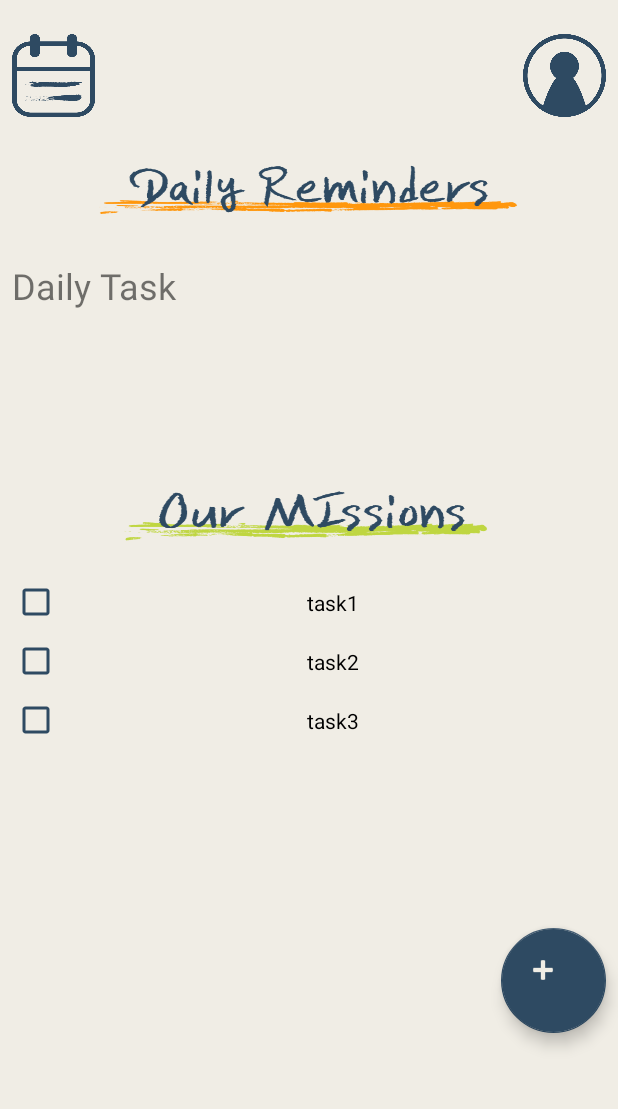
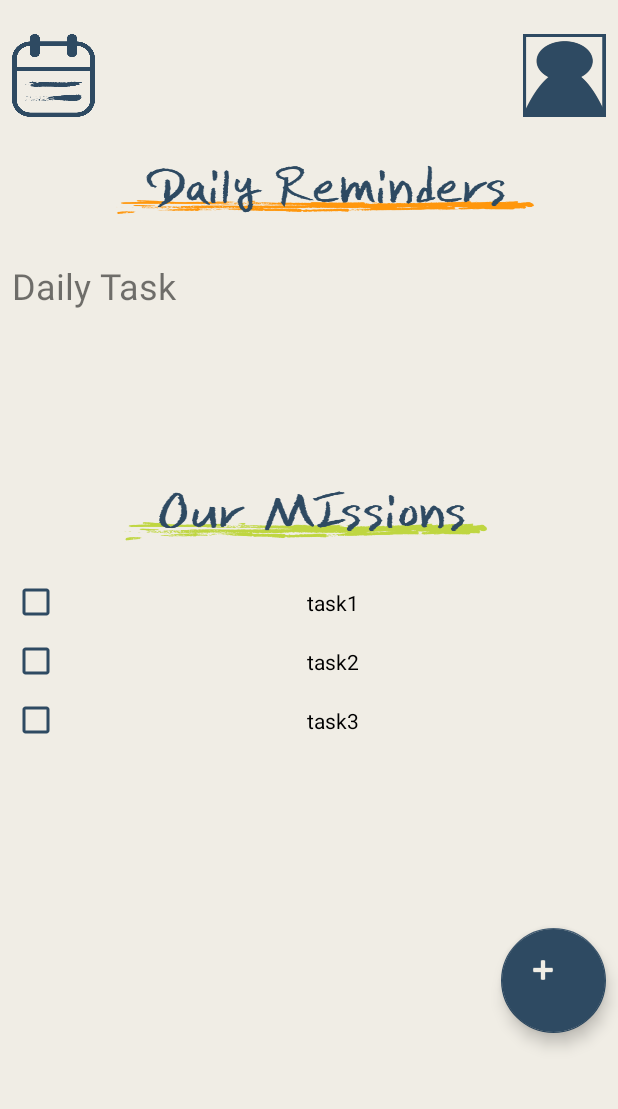
Before and after one commit to littlebreeze/Promise_Together, an Android app: the StartActivity screen opened directly, with no data from a screen before it, on a phone screen of 412 x 824 dp, the part 62-1171 px from its top. Run offline under Robolectric (Android 15) with nearby library versions, the phone set to English and light mode, and no system bars; libraries missing offline, so code that uses them is left out: com.firebase.ui.

Commit message:
Update profile picture

```diff
--- a/app/src/main/java/com/myfirstapp/logintest2/SplashActivity.java
+++ b/app/src/main/java/com/myfirstapp/logintest2/SplashActivity.java
@@ -20,7 +20,7 @@ public class SplashActivity extends Activity {
             e.printStackTrace();
         }
         //startActivity(new Intent(this, ScreenSlidePagerActivity.class));
-        //startActivity(new Intent(this, SignIn.class));
+        //startActivity(new Intent(this, StartActivity.class));
         //startActivity(new Intent(this, LoginRegister.class));
         startActivity(new Intent(this, Tutorial1.class));
         finish();
--- a/app/src/main/res/layout/activity_login_register.xml
+++ b/app/src/main/res/layout/activity_login_register.xml
@@ -80,7 +80,7 @@
                 android:layout_width="match_parent"
                 android:layout_height="wrap_content"
                 android:gravity="center"
-                android:text="By using the app, you agree to the Terms and Privacy Policies"
+                android:text="You shall be fully responsible for any consequences resulting from your use of this application."
                 android:textAllCaps="false"
                 android:textColor="@color/color2"
                 android:textSize="18sp" />
--- a/app/src/main/res/layout/activity_start.xml
+++ b/app/src/main/res/layout/activity_start.xml
@@ -20,7 +20,7 @@
     </android.support.v7.widget.Toolbar>
 
     <Button
-        android:id="@+id/button2"
+        android:id="@+id/calendar"
         android:layout_width="55dp"
         android:layout_height="55dp"
         android:layout_marginBottom="8dp"
@@ -32,14 +32,16 @@
         app:layout_constraintStart_toStartOf="parent"
         app:layout_constraintTop_toBottomOf="@+id/toolBar" />
 
-    <Button
-        android:id="@+id/button3"
+    <ImageButton
+        android:id="@+id/profile"
         android:layout_width="55dp"
         android:layout_height="55dp"
         android:layout_marginEnd="8dp"
         android:layout_marginTop="8dp"
-        android:background="@drawable/profile"
-        android:backgroundTint="@color/color2"
+        android:adjustViewBounds="true"
+        android:background="@drawable/profile2"
+        android:scaleType="fitXY"
+        android:visibility="visible"
         app:layout_constraintEnd_toEndOf="parent"
         app:layout_constraintTop_toBottomOf="@+id/toolBar" />
 
@@ -50,9 +52,9 @@
         android:layout_marginTop="8dp"
         android:background="@drawable/daily_remainders"
         app:layout_constraintEnd_toEndOf="parent"
-        app:layout_constraintHorizontal_bias="0.5"
+        app:layout_constraintHorizontal_bias="0.703"
         app:layout_constraintStart_toStartOf="parent"
-        app:layout_constraintTop_toBottomOf="@+id/button3" />
+        app:layout_constraintTop_toBottomOf="@+id/profile" />
 
     <TextView
         android:id="@+id/dailyTask"
@@ -137,4 +139,6 @@
         app:srcCompat="@android:drawable/ic_input_add"
         app:pressedTranslationZ="12dp"/>
 
+
+
 </android.support.constraint.ConstraintLayout>
--- /dev/null
+++ b/app/src/main/res/menu/picture_menu.xml
@@ -0,0 +1,9 @@
+<?xml version="1.0" encoding="utf-8"?>
+<menu xmlns:android="http://schemas.android.com/apk/res/android">
+    <item
+        android:id="@+id/take_picture"
+        android:title="Image Setting" >
+
+    </item>
+
+</menu>
--- a/app/src/main/res/values/colors.xml
+++ b/app/src/main/res/values/colors.xml
@@ -10,6 +10,7 @@
     <color name="color5">#4b7497</color>
     <color name="color6">#c61830</color>
     <color name="color7">#ff970d</color>
+    <color name="transparent">#00000000</color>
     <drawable name="bg_screen1">#B33395ff</drawable>
   >
 </resources>
```
Also changed, not shown: app/src/main/AndroidManifest.xml (+6 -1 lines), app/src/main/java/com/myfirstapp/logintest2/StartActivity.java (+135 -11 lines), app/src/main/res/drawable/round_button.xml (added, +14 -0 lines), app/src/main/res/layout/content_add_image.xml (added, +19 -0 lines), app/src/main/res/drawable/profile2.png (added).
